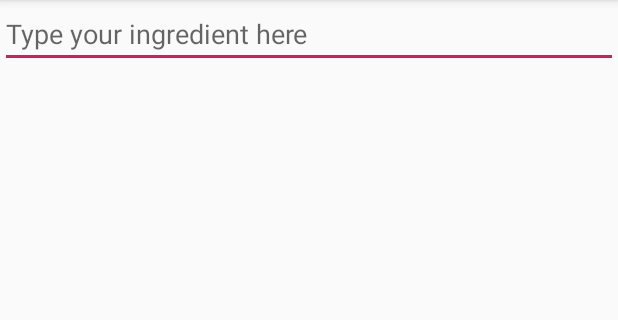
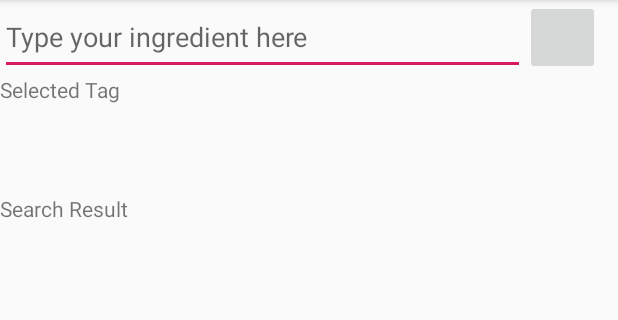
Before and after one commit to Zeristine/HCI_Project, an Android app: the PickIngridientActivity screen opened directly, with no data from a screen before it, on a phone screen of 412 x 824 dp, the part 84-404 px from its top. Run offline under Robolectric (Android 15) with nearby library versions, the phone set to English and light mode, and no system bars.

Commit message:
Add a layout for listview's recipe item

```diff
--- a/HCI_Project/app/src/main/res/layout/activity_pick_ingridient.xml
+++ b/HCI_Project/app/src/main/res/layout/activity_pick_ingridient.xml
@@ -6,13 +6,28 @@
     android:orientation="vertical"
     tools:context=".PickIngridientActivity">
 
-    <EditText
-        android:id="@+id/txtIngredient"
+    <LinearLayout
         android:layout_width="match_parent"
         android:layout_height="wrap_content"
-        android:hint="@string/search_hint"
-        android:inputType="text"/>
+        android:orientation="horizontal"
+        >
 
+        <EditText
+            android:id="@+id/txtIngredient"
+            android:layout_width="350dp"
+            android:layout_height="50dp"
+            android:hint="@string/search_hint"
+            android:inputType="text"/>
+        <ImageButton
+            android:layout_width="50dp"
+            android:layout_height="50dp" />
+
+    </LinearLayout>
+
+    <TextView
+        android:layout_width="match_parent"
+        android:layout_height="wrap_content"
+        android:text="@string/selected_tag"/>
     <ListView
         android:id="@+id/lstIngredientSearch"
         android:layout_width="match_parent"
@@ -20,6 +35,10 @@
 
     </ListView>
 
+    <TextView
+        android:layout_width="match_parent"
+        android:layout_height="wrap_content"
+        android:text="@string/search_result"/>
     <ListView
         android:id="@+id/lstIngredientSuggest"
         android:layout_width="match_parent"
--- a/HCI_Project/app/src/main/res/values/strings.xml
+++ b/HCI_Project/app/src/main/res/values/strings.xml
@@ -2,4 +2,6 @@
     <string name="app_name">HCI_Project</string>
     <string name="search_hint">Type your ingredient here</string>
     <string name="favorite_title">You Favorite Recipes</string>
+    <string name="selected_tag">Selected Tag</string>
+    <string name="search_result">Search Result</string>
 </resources>
```
Also changed, not shown: HCI_Project/app/src/main/res/layout/layout_list_view_recipe.xml (added, +37 -0 lines).
